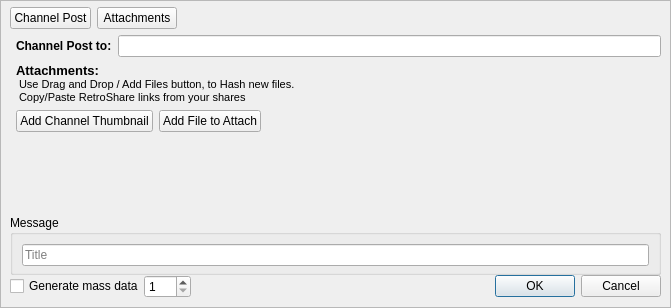
Old version of the form retroshare-gui/src/gui/gxschannels/CreateGxsChannelMsg.ui in the repository csoler/RetroShare.
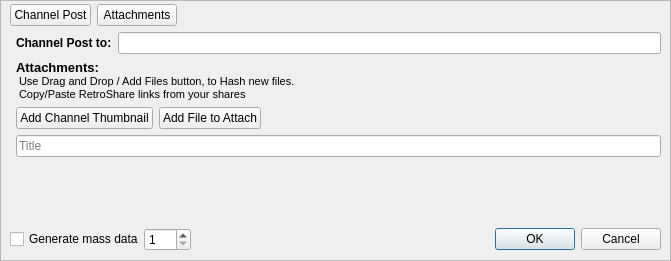
New version of the form. Icons and pictures are not drawn. Custom widgets are drawn as their Qt base class.

Commit message: improving spacing issues

What changed in the file:
```diff
--- a/retroshare-gui/src/gui/gxschannels/CreateGxsChannelMsg.ui
+++ b/retroshare-gui/src/gui/gxschannels/CreateGxsChannelMsg.ui
@@ -7,7 +7,7 @@
     <x>0</x>
     <y>0</y>
     <width>671</width>
-    <height>308</height>
+    <height>261</height>
    </rect>
   </property>
   <property name="acceptDrops">
@@ -53,7 +53,7 @@
      </property>
      <layout class="QGridLayout" name="gridLayout_4">
       <property name="topMargin">
-       <number>6</number>
+       <number>3</number>
       </property>
       <property name="horizontalSpacing">
        <number>6</number>
@@ -94,11 +94,17 @@
           </property>
           <item>
            <layout class="QHBoxLayout" name="horizontalLayout_2">
+            <property name="spacing">
+             <number>6</number>
+            </property>
             <item>
              <widget class="ChannelPostThumbnailView" name="preview_W" native="true"/>
             </item>
             <item>
              <layout class="QVBoxLayout" name="verticalLayout">
+              <property name="spacing">
+               <number>6</number>
+              </property>
               <item>
                <layout class="QHBoxLayout" name="channelNameHLayout">
                 <property name="topMargin">
@@ -202,6 +208,13 @@
                 </item>
                </layout>
               </item>
+              <item>
+               <widget class="QLineEdit" name="subjectEdit">
+                <property name="placeholderText">
+                 <string>Title</string>
+                </property>
+               </widget>
+              </item>
               <item>
                <spacer name="verticalSpacer">
                 <property name="orientation">
@@ -210,7 +223,7 @@
                 <property name="sizeHint" stdset="0">
                  <size>
                   <width>20</width>
-                  <height>40</height>
+                  <height>1</height>
                  </size>
                 </property>
                </spacer>
@@ -220,26 +233,7 @@
            </layout>
           </item>
           <item>
-           <widget class="QGroupBox" name="messageGBox">
-            <property name="title">
-             <string>Message</string>
-            </property>
-            <layout class="QGridLayout" name="gridLayout">
-             <property name="bottomMargin">
-              <number>0</number>
-             </property>
-             <item row="0" column="0">
-              <widget class="QLineEdit" name="subjectEdit">
-               <property name="placeholderText">
-                <string>Title</string>
-               </property>
-              </widget>
-             </item>
-             <item row="1" column="0">
-              <widget class="RichTextEdit" name="RichTextEditWidget" native="true"/>
-             </item>
-            </layout>
-           </widget>
+           <widget class="RichTextEdit" name="RichTextEditWidget" native="true"/>
           </item>
          </layout>
         </widget>
```
